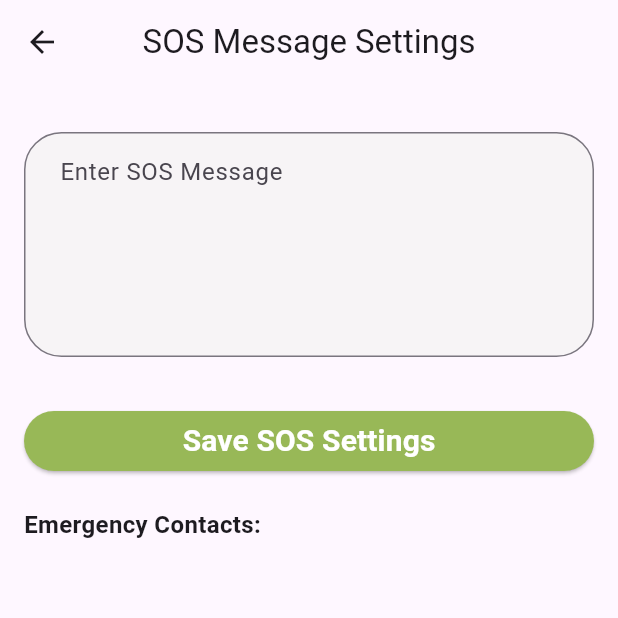
After one commit to sidharth-vk/Relief, a Flutter app: the Emergencysosmessagepage screen opened directly, after a tap on "Save SOS Settings", on a phone screen of 412 x 824 dp, the top half of it. The commit adds this screen. Run offline on Flutter 3.47's test engine with Material 3 defaults, Android fonts, the phone set to English and light mode, and no system bars; our stand-ins replace animated_bottom_navigation_bar, file_picker, get, get_storage, google_fonts, image_picker; missing offline and left inert: flutter_animated_icons; accounts and stored records are empty; network calls fail.

Commit message:
Commit on 16th march 11:30 PM

```diff
--- a/lib/controllers/settings/emergency_contacts_controller.dart
+++ b/lib/controllers/settings/emergency_contacts_controller.dart
@@ -1,10 +1,13 @@
 import 'package:get/get.dart';
 import 'package:get_storage/get_storage.dart';
 
-class EmergencyContactsController extends GetxController {
+class EmergencySettingsController extends GetxController {
   // The storage instance for GetStorage
   final GetStorage box = GetStorage();
-  var contacts = <Map<String, String>>[].obs;
+
+  //<--------------> Emergency Contacts <-------------->
+
+  var emergencyContacts = <Map<String, String>>[].obs;
 
   @override
   void onInit() {
@@ -12,35 +15,63 @@ class EmergencyContactsController extends GetxController {
     loadContacts();
   }
 
-  // Load contacts from GetStorage
   Future<void> loadContacts() async {
     // Try to get the data from GetStorage
-    List? storedContacts = box.read('contacts');
+    List? storedContacts = box.read('emergencyContact');
     if (storedContacts != null) {
-      contacts.value = List<Map<String, String>>.from(storedContacts);
+      emergencyContacts.value = List<Map<String, String>>.from(
+          storedContacts.map((contact) => Map<String, String>.from(contact)));
     }
   }
 
   // Save contacts to GetStorage
   Future<void> saveContacts() async {
-    box.write('contacts', contacts);
+    box.write('emergencyContact', emergencyContacts);
+    await box.save();
   }
 
   // Add a new contact
   void addContact(String name, String number) {
-    contacts.add({'name': name, 'number': number});
+    emergencyContacts.add({'name': name, 'number': number});
     saveContacts();
   }
 
   // Edit an existing contact
   void editContact(int index, String name, String number) {
-    contacts[index] = {'name': name, 'number': number};
+    emergencyContacts[index] = {'name': name, 'number': number};
     saveContacts();
   }
 
   // Delete a contact
   void deleteContact(int index) {
-    contacts.removeAt(index);
+    emergencyContacts.removeAt(index);
     saveContacts();
   }
+
+  //<-------------->End Emergency Contacts <-------------->
+  //<------------------------------------------------------>
+  //<------------------------------------------------------>
+  //<--------------> SOS Message <-------------->
+
+  RxString sosMessage = "".obs;
+
+  Future<void> saveSosMessage() async {
+    // Save the value of sosmessage (not the RxString itself)
+    await box.write('sosmessage', sosMessage.value);
+    await box.save();
+  }
+
+  // Add SOS message value
+  Future<void> addSosMessage(String message) async {
+    sosMessage.value = message; // Update the reactive value
+    await saveSosMessage(); // Save after updating the message
+  }
+
+  // Load SOS message from GetStorage
+  Future<void> loadSosMessage() async {
+    String? storedMessage = box.read('sosmessage');
+    if (storedMessage != null) {
+      sosMessage.value = storedMessage; // Update the reactive value
+    }
+  }
 }
--- /dev/null
+++ b/lib/screens/settings/EmergencySOSMessagePage.dart
@@ -0,0 +1,136 @@
+import 'package:flutter/material.dart';
+import 'package:get/get.dart';
+import 'package:get_storage/get_storage.dart';
+import 'package:relief/controllers/settings/emergency_contacts_controller.dart';
+import 'package:relief/screens/widgets/CustomTextField.dart';
+
+class Emergencysosmessagepage extends StatelessWidget {
+  final EmergencySettingsController controller =
+      Get.put(EmergencySettingsController());
+  final TextEditingController _msgcontroller = TextEditingController();
+
+  @override
+  Widget build(BuildContext context) {
+    return Scaffold(
+      appBar: AppBar(
+        title: const Text("SOS Message Settings"),
+        centerTitle: true,
+        leading: IconButton(
+          icon: const Icon(Icons.arrow_back),
+          onPressed: () {
+            Navigator.pop(context);
+          },
+        ),
+      ),
+      body: FutureBuilder(
+          future: controller.loadSosMessage(),
+          builder: (context, snapshot) {
+            // While loading, show a loading indicator
+            if (snapshot.connectionState == ConnectionState.waiting) {
+              return Center(child: CircularProgressIndicator());
+            }
+
+            // Once the data is loaded, update the TextEditingController with the loaded value
+            _msgcontroller.text = controller.sosMessage.value;
+
+            return Padding(
+              padding: const EdgeInsets.all(16.0),
+              child: Column(
+                crossAxisAlignment: CrossAxisAlignment.start,
+                children: [
+                  // Switch to enable/disable location sharing
+                  // SwitchListTile(
+                  //   title: const Text("Share Location"),
+                  //   value: _isLocationSharingEnabled,
+                  //   onChanged: (value) {
+                  //     setState(() {
+                  //       _isLocationSharingEnabled = value;
+                  //     });
+                  //   },
+                  //   activeColor: Colors.green,
+                  //   subtitle: const Text("Enable location sharing in SOS."),
+                  // ),
+                  // Switch to enable/disable sharing details (contact, message)
+                  // SwitchListTile(
+                  //   title: const Text("Share Details"),
+                  //   value: _isDetailsSharingEnabled,
+                  //   onChanged: (value) {
+                  //     setState(() {
+                  //       _isDetailsSharingEnabled = value;
+                  //     });
+                  //   },
+                  //   activeColor: Colors.green,
+                  //   subtitle:
+                  //       const Text("Enable sharing contact and message details."),
+                  // ),
+                  // SOS Message Text Field
+                  Padding(
+                      padding: const EdgeInsets.only(top: 16.0),
+                      child: CustomTextField(
+                        hintText: "Enter SOS Message",
+                        controller: _msgcontroller,
+                        MaxLines: 5,
+                      )),
+                  const SizedBox(height: 16),
+
+                  Padding(
+                    padding: const EdgeInsets.only(top: 16.0),
+                    child: SizedBox(
+                      width: double.infinity,
+                      child: ElevatedButton(
+                        style: ButtonStyle(
+                            backgroundColor:
+                                WidgetStateProperty.all(Color(0xFF98B857))),
+                        onPressed: () {
+                          controller.addSosMessage(_msgcontroller.text);
+                        },
+                        child: const Text(
+                          "Save SOS Settings",
+                          style: TextStyle(
+                              color: Colors.white,
+                              fontWeight: FontWeight.bold,
+                              fontSize: 20),
+                        ),
+                      ),
+                    ),
+                  ),
+                  const SizedBox(height: 20),
+                  // Display all the contacts
+                  Text(
+                    "Emergency Contacts:",
+                    style: TextStyle(fontSize: 16, fontWeight: FontWeight.bold),
+                  ),
+                  Expanded(
+                    child: ListView.builder(
+                      itemCount: controller.emergencyContacts.length,
+                      itemBuilder: (context, index) {
+                        var contact = controller.emergencyContacts[index];
+                        return ListTile(
+                          leading: CircleAvatar(
+                            radius: 24,
+                            backgroundColor: Colors.blueAccent,
+                            child: Text(
+                              contact['name']![0]
+                                  .toUpperCase(), // First letter of the contact's name
+                              style: TextStyle(
+                                color: Colors.white,
+                                fontSize: 20,
+                                fontWeight: FontWeight.bold,
+                              ),
+                            ),
+                          ),
+                          title: Text(contact['name']!),
+                          subtitle: Text(contact['number']!),
+                          trailing: Icon(Icons.phone),
+                          onTap: () {},
+                        );
+                      },
+                    ),
+                  ),
+                ],
+              ),
+            );
+          }),
+    );
+  }
+}
```
Also changed, not shown: lib/screens/SettingPage.dart (+9 -8 lines), lib/screens/settings/EmergencyContactPage.dart (+10 -10 lines).
